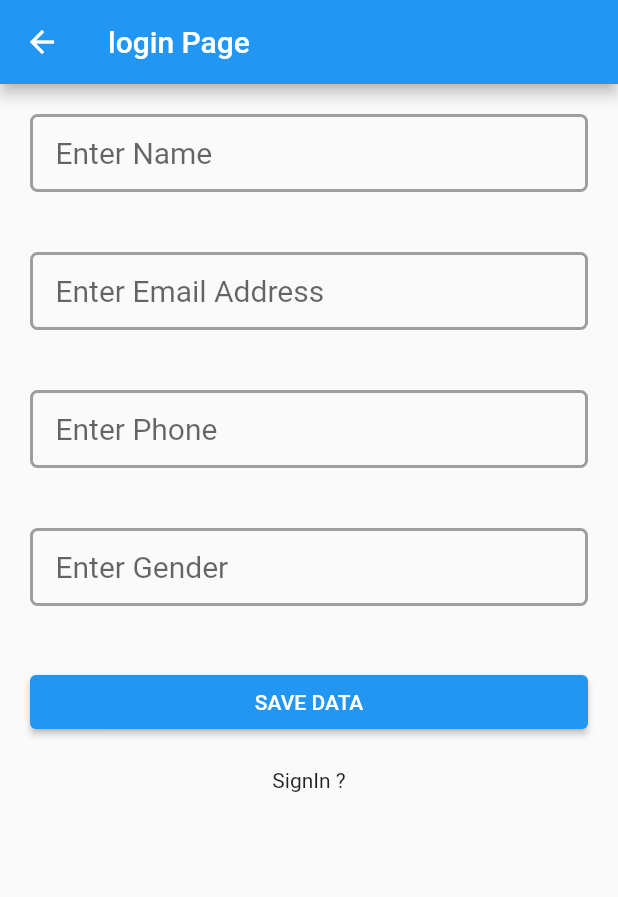
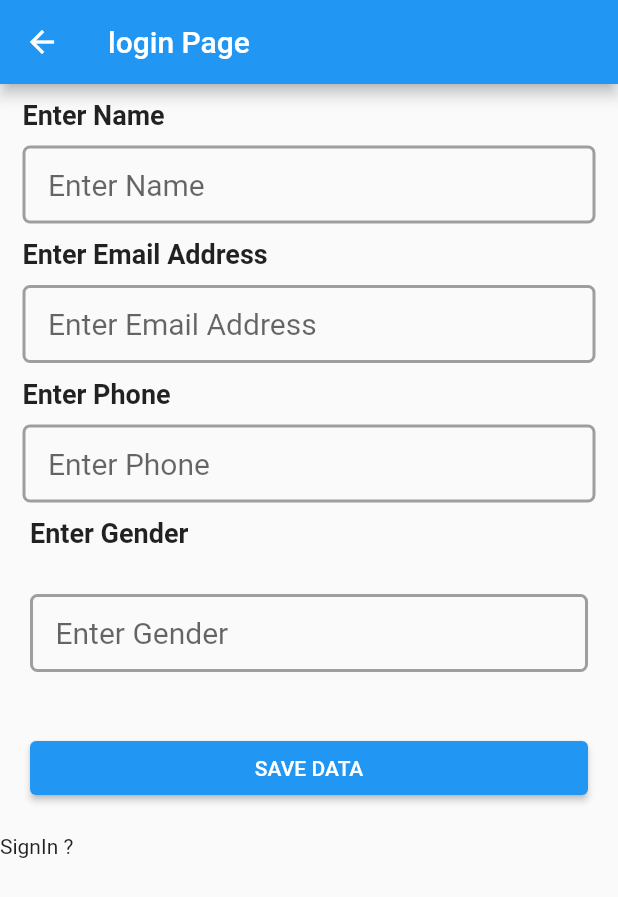
Before and after one commit to Dhruvjohari2/API-integration, a Flutter app: the screen it shows after launch, in the side drawer, after a tap on "Login", on a phone screen of 412 x 824 dp. Shown: the top 897 px of the screen. Run offline on Flutter 3.47's test engine with Material 2 defaults, Android fonts, the phone set to English and light mode, and no system bars.

Commit message:
Login and Sign in page

```diff
--- a/lib/view/loginpage.dart
+++ b/lib/view/loginpage.dart
@@ -46,10 +46,19 @@ class _LoginPageState extends State<LoginPage> {
   Widget build(BuildContext context) {
     return Scaffold(
       appBar: AppBar(title: const Text("login Page")),
-      body: Column(
+      body: SingleChildScrollView(
+        child: Column(
+          crossAxisAlignment: CrossAxisAlignment.start,
           children: [
             Container(
-            margin: const EdgeInsets.all(20),
+              padding: const EdgeInsets.symmetric(horizontal: 15,vertical: 10),
+              child: const Text(
+                'Enter Name',
+                style: TextStyle(fontSize: 18, color: Colors.black87,fontWeight: FontWeight.w600),
+              ),
+            ),
+            Container(
+              margin: const EdgeInsets.symmetric(horizontal: 15),
               padding: const EdgeInsets.symmetric(horizontal: 15),
               width: double.infinity,
               decoration: BoxDecoration(
@@ -81,7 +90,14 @@ class _LoginPageState extends State<LoginPage> {
               ),
             ),
             Container(
-            margin: const EdgeInsets.all(20),
+              padding: const EdgeInsets.symmetric(horizontal: 15,vertical: 10),
+              child: const Text(
+                'Enter Email Address',
+                style: TextStyle(fontSize: 18, color: Colors.black87,fontWeight: FontWeight.w600),
+              ),
+            ),
+            Container(
+              margin: const EdgeInsets.symmetric(horizontal: 15),
               padding: const EdgeInsets.symmetric(horizontal: 15),
               width: double.infinity,
               decoration: BoxDecoration(
@@ -116,7 +132,14 @@ class _LoginPageState extends State<LoginPage> {
               ),
             ),
             Container(
-            margin: const EdgeInsets.all(20),
+              padding: const EdgeInsets.symmetric(horizontal: 15,vertical: 10),
+              child: const Text(
+                'Enter Phone',
+                style: TextStyle(fontSize: 18, color: Colors.black87,fontWeight: FontWeight.w600),
+              ),
+            ),
+            Container(
+              margin: const EdgeInsets.symmetric(horizontal: 15),
               padding: const EdgeInsets.symmetric(horizontal: 15),
               width: double.infinity,
               decoration: BoxDecoration(
@@ -145,6 +168,13 @@ class _LoginPageState extends State<LoginPage> {
                   }
                   return null;
                 },
+              ),
+            ),
+            Container(
+              padding: const EdgeInsets.symmetric(horizontal: 20,vertical: 10),
+              child: const Text(
+                'Enter Gender',
+                style: TextStyle(fontSize: 18, color: Colors.black87,fontWeight: FontWeight.w600),
               ),
             ),
             Container(
@@ -200,6 +230,7 @@ class _LoginPageState extends State<LoginPage> {
             )
           ],
         ),
+      ),
     );
   }
 }
--- a/lib/view/signinpage.dart
+++ b/lib/view/signinpage.dart
@@ -19,18 +19,20 @@ class _SignInPageState extends State<SignInPage> {
       appBar: AppBar(
         title: const Text("Sign In Page"),
       ),
-      body: Column(
+      body: SingleChildScrollView(
+        child: Column(
+          crossAxisAlignment: CrossAxisAlignment.start,
           children: [
             Container(
-            margin: const EdgeInsets.symmetric(vertical: 15),
+              padding: const EdgeInsets.symmetric(horizontal: 20,vertical: 10),
               child: const Text(
                 'Enter Email Address',
-              style: TextStyle(fontSize: 15, color: Colors.black),
+                style: TextStyle(fontSize: 18, color: Colors.black87,fontWeight: FontWeight.w600),
               ),
             ),
             Container(
-            margin: const EdgeInsets.all(20),
-            padding: const EdgeInsets.symmetric(horizontal: 15),
+              margin: const EdgeInsets.symmetric(horizontal: 15, vertical: 10),
+              padding: const EdgeInsets.symmetric(horizontal: 10),
               width: double.infinity,
               decoration: BoxDecoration(
                 border: Border.all(
@@ -64,7 +66,14 @@ class _SignInPageState extends State<SignInPage> {
               ),
             ),
             Container(
-            margin: const EdgeInsets.all(20),
+              padding: const EdgeInsets.symmetric(horizontal: 20),
+              child: const Text(
+                'Enter Password',
+                style: TextStyle(fontSize: 18, color: Colors.black87,fontWeight: FontWeight.w600),
+              ),
+            ),
+            Container(
+              margin: const EdgeInsets.all(10),
               padding: const EdgeInsets.symmetric(horizontal: 15),
               width: double.infinity,
               decoration: BoxDecoration(
@@ -104,6 +113,7 @@ class _SignInPageState extends State<SignInPage> {
             ),
           ],
         ),
+      ),
     );
   }
 }
```
Lines whose indentation alone changed are shown as unchanged.
